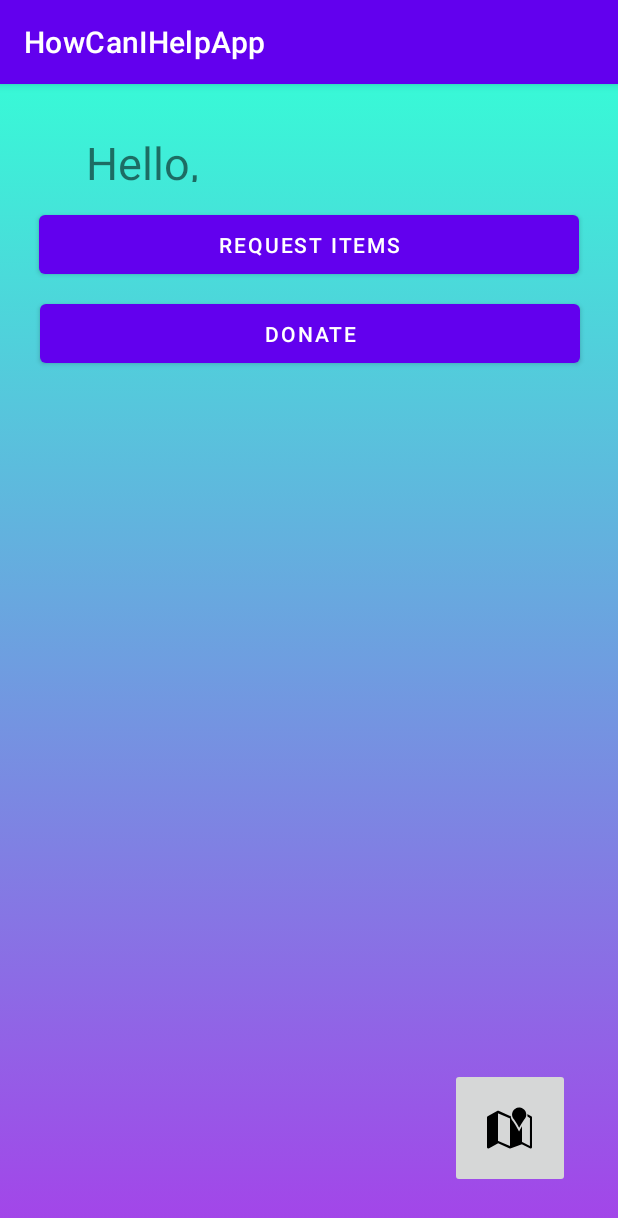
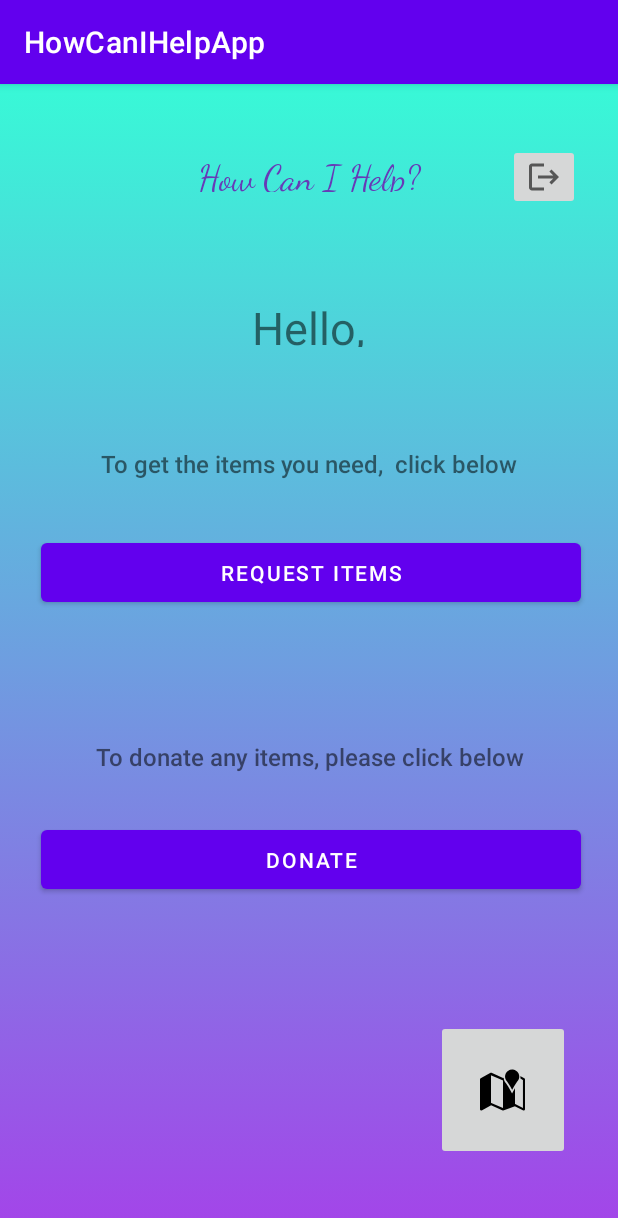
Before and after one commit to cis3296s22/howcanihelp, an Android app: the MenuActivity screen opened directly, with no data from a screen before it, on a phone screen of 412 x 824 dp. Shown: the top 1218 px of the screen. Run offline under Robolectric (Android 15) with nearby library versions, the phone set to English and light mode, and no system bars.

Commit message:
Added more function

```diff
--- a/app/src/main/java/edu/temple/howcanihelpapp/MenuActivity.java
+++ b/app/src/main/java/edu/temple/howcanihelpapp/MenuActivity.java
@@ -11,7 +11,7 @@ import android.widget.TextView;
 
 public class MenuActivity extends AppCompatActivity {
     Button request, donate;
-    ImageButton mapbtn;
+    ImageButton mapbtn, logout;
     TextView welcomeUser;
     StringBuilder sb;
 
@@ -31,6 +31,7 @@ public class MenuActivity extends AppCompatActivity {
         donate = findViewById(R.id.menuDonateButton);
         welcomeUser = (TextView) findViewById(R.id.welcomeText);
         mapbtn = (ImageButton) findViewById(R.id.mapButton);
+        logout = findViewById(R.id.logout);
 
         // button configs
         mapbtn.setColorFilter(Color.argb(255, 0, 0, 0));
@@ -65,5 +66,13 @@ public class MenuActivity extends AppCompatActivity {
                 startActivity(mapIntent);
             }
         });
+
+        logout.setOnClickListener(new View.OnClickListener() {
+            @Override
+            public void onClick(View view) {
+                Intent logoutIntent = new Intent(MenuActivity.this, Login.class);
+                startActivity(logoutIntent);
+            }
+        });
     }
 }
--- a/app/src/main/res/layout/activity_menu.xml
+++ b/app/src/main/res/layout/activity_menu.xml
@@ -11,37 +11,36 @@
         android:id="@+id/welcomeText"
         android:layout_width="296dp"
         android:layout_height="33dp"
-        android:layout_marginStart="24dp"
-        android:layout_marginTop="32dp"
-        android:layout_marginEnd="24dp"
+        android:layout_marginTop="140dp"
+        android:gravity="center"
         android:text="@string/welcome_user"
         android:textSize="30sp"
         android:visibility="visible"
+        app:layout_constraintBottom_toTopOf="@+id/textView2"
         app:layout_constraintEnd_toEndOf="parent"
         app:layout_constraintHorizontal_bias="0.492"
         app:layout_constraintStart_toStartOf="parent"
-        app:layout_constraintTop_toTopOf="parent" />
+        app:layout_constraintTop_toTopOf="parent"
+        app:layout_constraintVertical_bias="0.164" />
 
     <Button
         android:id="@+id/menuRequestButton"
         android:layout_width="360dp"
         android:layout_height="wrap_content"
-        android:layout_marginStart="16dp"
-        android:layout_marginTop="16dp"
-        android:layout_marginEnd="16dp"
         android:padding="10dp"
         android:text="@string/request"
+        app:layout_constraintBottom_toTopOf="@+id/textView3"
         app:layout_constraintEnd_toEndOf="parent"
+        app:layout_constraintHorizontal_bias="0.526"
         app:layout_constraintStart_toStartOf="parent"
-        app:layout_constraintTop_toBottomOf="@+id/welcomeText" />
+        app:layout_constraintTop_toBottomOf="@+id/textView2"
+        app:layout_constraintVertical_bias="0.23" />
 
     <Button
         android:id="@+id/menuDonateButton"
         android:layout_width="360dp"
         android:layout_height="wrap_content"
-        android:layout_marginStart="16dp"
-        android:layout_marginTop="8dp"
-        android:layout_marginEnd="16dp"
+        android:layout_marginTop="140dp"
         android:padding="10dp"
         android:text="@string/donate"
         app:layout_constraintEnd_toEndOf="parent"
@@ -51,13 +50,78 @@
 
     <ImageButton
         android:id="@+id/mapButton"
-        android:layout_width="80dp"
-        android:layout_height="80dp"
+        android:layout_width="89dp"
+        android:layout_height="93dp"
+        android:layout_marginStart="290dp"
+        android:layout_marginTop="63dp"
         android:layout_marginEnd="32dp"
         android:layout_marginBottom="32dp"
         android:clickable="true"
         app:layout_constraintBottom_toBottomOf="parent"
         app:layout_constraintEnd_toEndOf="parent"
+        app:layout_constraintStart_toStartOf="parent"
+        app:layout_constraintTop_toBottomOf="@+id/menuDonateButton"
         app:srcCompat="@android:drawable/ic_dialog_map" />
 
+    <TextView
+        android:id="@+id/textView2"
+        android:layout_width="305dp"
+        android:layout_height="30dp"
+        android:layout_marginTop="61dp"
+        android:layout_marginBottom="30dp"
+        android:fontFamily="sans-serif-medium"
+        android:gravity="center"
+        android:text="To get the items you need,  click below"
+        android:textSize="16sp"
+        app:layout_constraintBottom_toTopOf="@+id/menuRequestButton"
+        app:layout_constraintEnd_toEndOf="parent"
+        app:layout_constraintStart_toStartOf="parent"
+        app:layout_constraintTop_toBottomOf="@+id/welcomeText"
+        tools:text="To get the items you need,  click below" />
+
+    <TextView
+        android:id="@+id/textView3"
+        android:layout_width="309dp"
+        android:layout_height="31dp"
+        android:layout_marginTop="80dp"
+        android:layout_marginBottom="25dp"
+        android:fontFamily="sans-serif-medium"
+        android:gravity="center"
+        android:text="To donate any items, please click below"
+        android:textSize="16sp"
+        app:layout_constraintBottom_toTopOf="@+id/menuDonateButton"
+        app:layout_constraintEnd_toEndOf="parent"
+        app:layout_constraintStart_toStartOf="parent"
+        app:layout_constraintTop_toBottomOf="@+id/menuRequestButton"
+        tools:text="To donate any items, please click below" />
+
+    <TextView
+        android:id="@+id/appname"
+        android:layout_width="0dp"
+        android:layout_height="24dp"
+        android:layout_marginStart="91dp"
+        android:layout_marginEnd="18dp"
+        android:fontFamily="cursive"
+        android:gravity="center"
+        android:text="How Can I Help?"
+        android:textColor="#673AB7"
+        android:textSize="24sp"
+        app:layout_constraintBottom_toTopOf="@+id/welcomeText"
+        app:layout_constraintEnd_toEndOf="parent"
+        app:layout_constraintEnd_toStartOf="@+id/logout"
+        app:layout_constraintStart_toStartOf="parent"
+        app:layout_constraintTop_toTopOf="parent"
+        app:layout_constraintVertical_bias="0.407" />
+
+    <ImageButton
+        android:id="@+id/logout"
+        android:layout_width="wrap_content"
+        android:layout_height="wrap_content"
+        android:layout_marginTop="40dp"
+        android:layout_marginEnd="25dp"
+        app:layout_constraintEnd_toEndOf="parent"
+        app:layout_constraintStart_toEndOf="@+id/appname"
+        app:layout_constraintTop_toTopOf="parent"
+        app:srcCompat="@drawable/ic_baseline_logout_24" />
+
 </androidx.constraintlayout.widget.ConstraintLayout>
```
